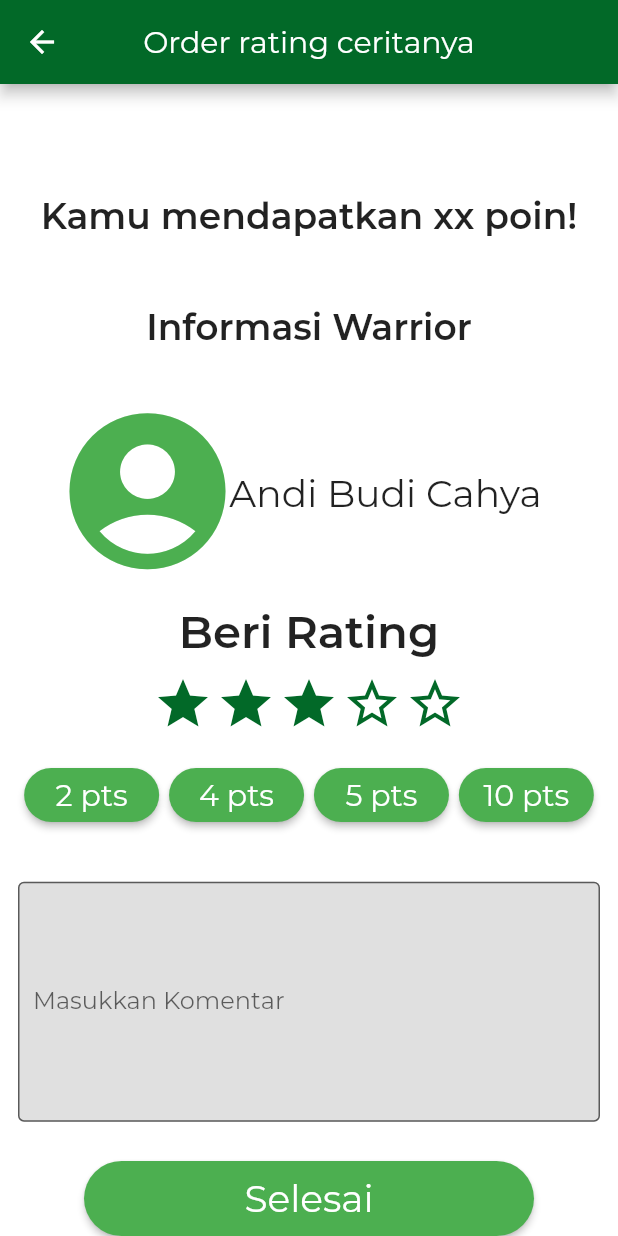
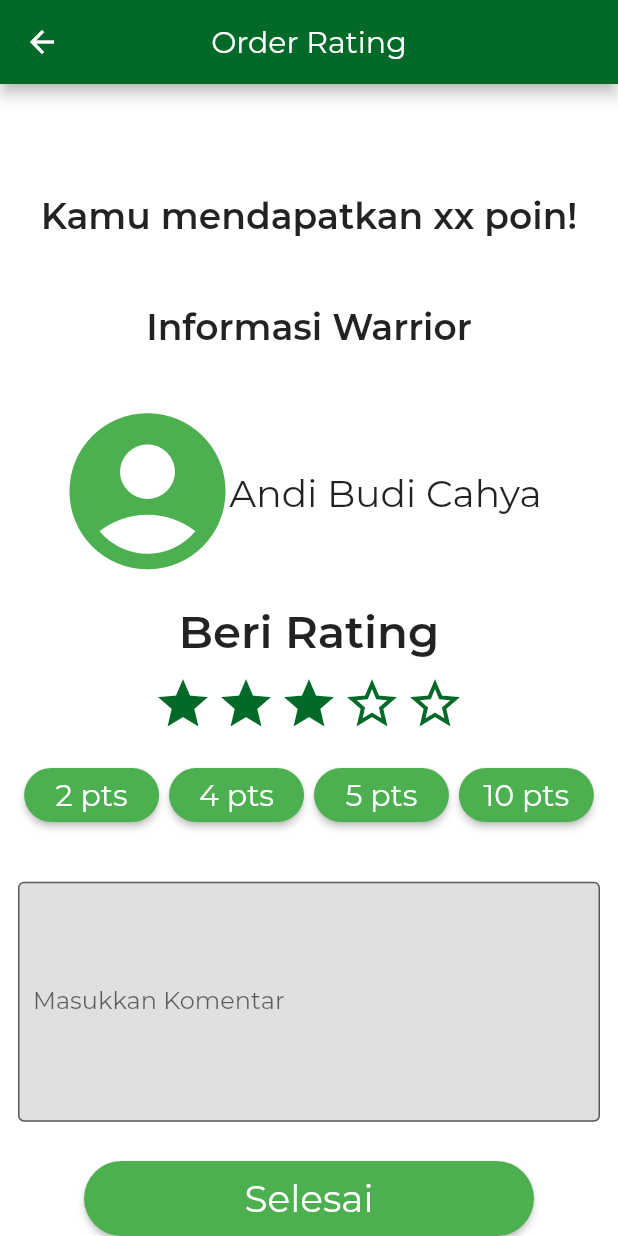
Before and after one commit to rannnayy/Milestone02_K29, a Flutter app: the OrderRating screen opened directly, on a phone screen of 412 x 824 dp. Run offline on Flutter 3.47's test engine with Material 2 defaults, Android fonts, the phone set to English and light mode, and no system bars; drawn by our look-alikes of smooth_star_rating; our stand-ins replace font_awesome_flutter; missing offline and left inert: step_progress; project files that could hold a hidden picture were left out.

Commit message:
Modified order_rating.dart 'title'

```diff
--- a/src/clean_out_co/lib/pages/order_rating.dart
+++ b/src/clean_out_co/lib/pages/order_rating.dart
@@ -16,7 +16,7 @@ class _OrderRatingState extends State<OrderRating> {
     return Scaffold(
       appBar: AppBar(
         backgroundColor: MyColors.greenColor,
-        title: Text('Order rating ceritanya'),
+        title: Text('Order Rating'),
         centerTitle: true,
       ),
       body: Stack(
```
